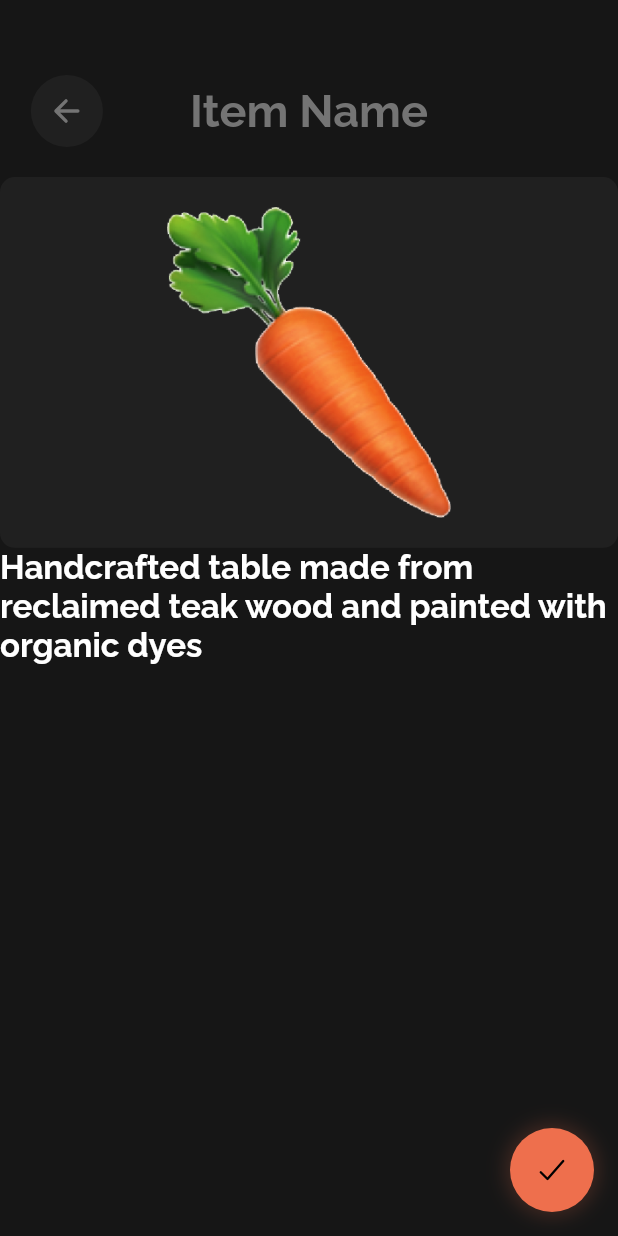
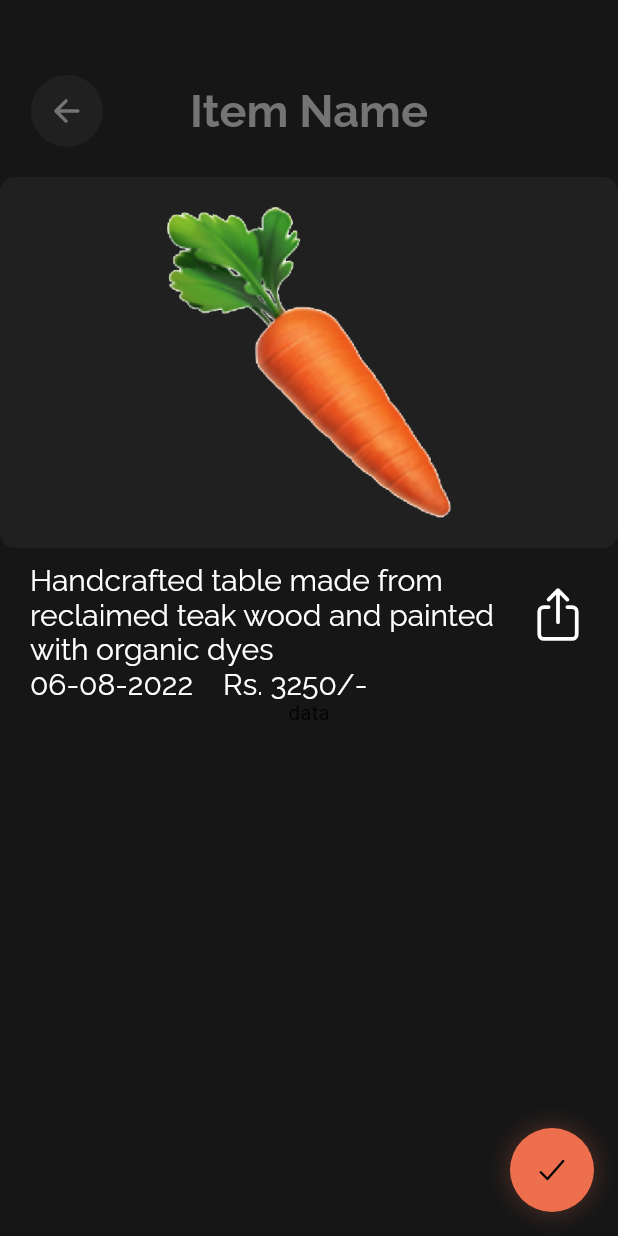
Before and after one commit to cyberwizard1001/shopblocks_flutter, a Flutter app: the screen it shows after launch, on a phone screen of 412 x 824 dp. Run offline on Flutter 3.47's test engine with Material 2 defaults, Android fonts, the phone set to English and light mode, and no system bars; our stand-ins replace firebase_core, firebase_database, flutter_svg, font_awesome_flutter, google_fonts, ionicons; missing offline and left inert: flutter_rounded_date_picker, flutter_web3, web3dart; accounts and stored records are empty; project files that could hold a hidden picture were left out.

Commit message:
itemDetailsPage

```diff
--- /dev/null
+++ b/lib/models/itemModel.dart
@@ -0,0 +1,23 @@
+class ItemModel {
+  int pid;
+  String itemName;
+  String itemType;
+  int itemPrice;
+  String location;
+  String availableCount;
+  String description;
+  String timeOfAvailability;
+  String imageId;
+
+  ItemModel({
+    required this.pid,
+    required this.itemName,
+    required this.itemType,
+    required this.itemPrice,
+    required this.location,
+    required this.availableCount,
+    required this.description,
+    required this.timeOfAvailability,
+    required this.imageId,
+  });
+}
--- a/lib/screens/deals.dart
+++ b/lib/screens/deals.dart
@@ -1,11 +1,16 @@
 import 'package:firebase_database/firebase_database.dart';
+import 'package:flutter/foundation.dart';
 import 'package:flutter/material.dart';
+import 'package:shopblocks_flutter/models/itemModel.dart';
 import 'package:shopblocks_flutter/screens/add_item.dart';
+import 'package:shopblocks_flutter/screens/item_details.dart';
 import 'package:shopblocks_flutter/utils/colors.dart' as colors;
 import 'package:shopblocks_flutter/utils/text_styles.dart' as texts;
 import 'package:shopblocks_flutter/widgets/top_bar.dart';
 
 import '../widgets/item_card.dart';
+
+import 'package:shopblocks_flutter/utils/testProduct.json' as test;
 
 class Deals extends StatefulWidget {
   const Deals({Key? key}) : super(key: key);
@@ -16,6 +21,10 @@ class Deals extends StatefulWidget {
 
 class _DealsState extends State<Deals> {
   String status = "";
+
+  // List testJsonProd = Factory(constructor);
+
+  // ItemModel testProd = new ItemModel(pid: test[], itemName: itemName, itemType: itemType, itemPrice: itemPrice, location: location, availableCount: availableCount, description: description, timeOfAvailability: timeOfAvailability, imageId: imageId)
 
   @override
   void initState() {
@@ -99,7 +108,9 @@ class _DealsState extends State<Deals> {
                       mainAxisSpacing: 25,
                     ),
                     itemBuilder: (context, i) {
-                      return const ItemCard();
+                      return ItemCard(
+                        onPress: () {},
+                      );
                     },
                     itemCount: 4,
                   )
@@ -132,7 +143,14 @@ class _DealsState extends State<Deals> {
                       mainAxisSpacing: 25,
                     ),
                     itemBuilder: (context, i) {
-                      return const ItemCard();
+                      return ItemCard(
+                        onPress: () {
+                          Navigator.push(
+                              context,
+                              MaterialPageRoute(
+                                  builder: (context) => ItemDetails()));
+                        },
+                      );
                     },
                     itemCount: 6,
                   )
--- a/lib/screens/item_details.dart
+++ b/lib/screens/item_details.dart
@@ -1,6 +1,7 @@
 import 'package:flutter/material.dart';
 import 'package:http/http.dart';
 import 'package:ionicons/ionicons.dart';
+import 'package:shopblocks_flutter/models/itemModel.dart';
 import 'package:shopblocks_flutter/utils/colors.dart' as colors;
 import 'package:shopblocks_flutter/utils/text_styles.dart' as texts;
 import 'package:shopblocks_flutter/utils/custom_sliver_widget.dart';
@@ -8,10 +9,14 @@ import 'package:shopblocks_flutter/widgets/top_bar.dart';
 import 'package:web3dart/web3dart.dart';
 
 class ItemDetails extends StatefulWidget {
-  const ItemDetails({Key? key}) : super(key: key);
+  const ItemDetails({
+    Key? key,
+  }) : super(key: key);
 
   @override
   State<ItemDetails> createState() => _ItemDetailsState();
+
+  // final ItemModel product;
 }
 
 class _ItemDetailsState extends State<ItemDetails> {
@@ -75,15 +80,49 @@ class _ItemDetailsState extends State<ItemDetails> {
               ),
             ),
           ),
+          Padding(
+            padding:
+                const EdgeInsets.only(top: 10, bottom: 10, left: 20, right: 20),
+            child: Column(
+              children: [
                 Row(
                   children: [
                     Flexible(
                       child: Text(
                         "Handcrafted table made from reclaimed teak wood and painted with organic dyes",
-                  style: texts.heading3,
+                        style: texts.heading4,
                       ),
+                    ),
+                    SizedBox(
+                      width: 20,
+                    ),
+                    Icon(
+                      Ionicons.share_outline,
+                      color: colors.whiteText,
+                      size: 40,
                     )
                   ],
+                ),
+                Row(
+                  children: [
+                    Flexible(
+                      child: Text(
+                        "06-08-2022",
+                        style: texts.heading4,
+                      ),
+                    ),
+                    SizedBox(
+                      width: 20,
+                    ),
+                    Text(
+                      "Rs. 3250/-",
+                      style: texts.heading4,
+                    ),
+                  ],
+                ),
+                Text("data")
+              ],
+            ),
           )
         ],
       ),
--- /dev/null
+++ b/lib/utils/testProduct.json
@@ -0,0 +1,11 @@
+{
+  "pid": "123",
+  "itemName": "Handcrafted table made from reclaimed teak wood and painted with organic dyes",
+  "itemType": "type",
+  "itemPrice": "3000",
+  "location": "Banglore",
+  "availableCount": "10 Units",
+  "description": "Beautifully handmade laptop case/sleeve made in the Nepal Himalaya. It can be slipped inside your backpack or carried alone with space for all your work bits and pieces! Designed and measured to fit a 12″ to 14″ laptops and with a convenient front pocket for your charger cable and notebook. We can also make you a custom sized and coloured sleeve to fit your laptop/macbook or tablet. Get in touch for details. Hemp grows wild throughout Nepal and has long been used to create fabrics used in clothe making etc. You can now own a piece of this ancient tradition in the form of a functional, stylish laptop case.",
+  "timeOfAvailability": "06-08-2022",
+  "imageId": "asdfjs"
+}
--- a/lib/widgets/item_card.dart
+++ b/lib/widgets/item_card.dart
@@ -6,7 +6,10 @@ import 'alert_dialog.dart';
 class ItemCard extends StatelessWidget {
   const ItemCard({
     Key? key,
+    required this.onPress,
   }) : super(key: key);
+
+  final Function onPress;
 
   @override
   Widget build(BuildContext context) {
```
Lines whose indentation alone changed are shown as unchanged.
